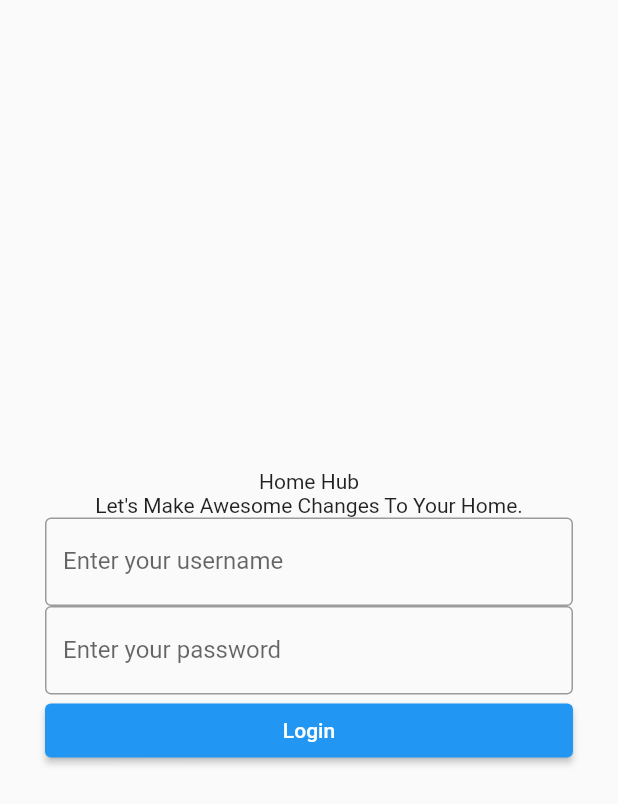
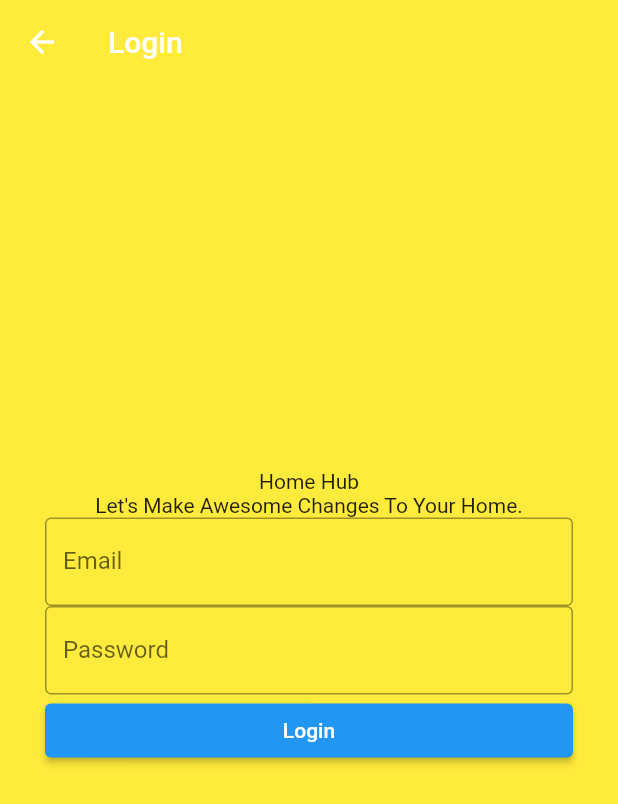
Before and after one commit to mrlim0802/flutter-cleaner-service, a Flutter app: the screen it shows after launch, after a tap on "Continues With Your Account", on a phone screen of 412 x 824 dp. Shown: the top 804 px of the screen. Run offline on Flutter 3.47's test engine with Material 2 defaults, Android fonts, the light colour scheme and no system bars; our stand-ins replace firebase_auth, firebase_core, fluttertoast, form_field_validator; accounts and stored records are empty.

Commit message:
set login system

```diff
--- a/lib/pages/login.dart
+++ b/lib/pages/login.dart
@@ -1,5 +1,14 @@
+// ignore_for_file: prefer_const_constructors, avoid_print
+
+import 'package:firebase_auth/firebase_auth.dart';
+import 'package:firebase_core/firebase_core.dart';
 import 'package:flutter/material.dart';
+import 'package:fluttertoast/fluttertoast.dart';
+import 'package:form_field_validator/form_field_validator.dart';
+import 'package:home_cleaning_service_app/pages/HomePage.dart';
 import 'package:home_cleaning_service_app/pages/welcome.dart';
+
+import '../data/Users.dart';
 
 class LoginPage extends StatefulWidget {
   const LoginPage({Key? key}) : super(key: key);
@@ -10,14 +19,45 @@ class LoginPage extends StatefulWidget {
 
 class _LoginPageState extends State<LoginPage> {
   final formKey = GlobalKey<FormState>();
+  Users users = Users(
+    email: '',
+    password: '',
+  );
 
+  final Future<FirebaseApp> _initialization = Firebase.initializeApp();
   @override
-
   Widget build(BuildContext context) {
     String title = capitalize("home hub");
     String description = capitalize("Let's make awesome changes to your home.");
     String btnLogin = capitalize("login");
+    String success = capitalize("your account has been successfully created");
+
+    return FutureBuilder(
+      future: _initialization,
+      builder: (context, snapshot) {
+        if (snapshot.hasError) {
           return Scaffold(
+            appBar: AppBar(title: Text("Error internet")),
+            body: Center(
+              child: Text("${snapshot.error}"),
+            ),
+          );
+        }
+        if (snapshot.connectionState == ConnectionState.done) {
+          return Scaffold(
+            extendBodyBehindAppBar: true,
+            backgroundColor: Colors.yellow,
+            appBar: AppBar(
+              title: Text('Login'),
+              leading: BackButton(onPressed: (() {
+                Navigator.pushReplacement(context,
+                    MaterialPageRoute(builder: (context) {
+                  return WelcomePage();
+                }));
+              })),
+              backgroundColor: Colors.transparent,
+              elevation: 0,
+            ),
             body: Center(
               child: Padding(
                 padding: const EdgeInsets.all(30.0),
@@ -33,16 +73,33 @@ class _LoginPageState extends State<LoginPage> {
                             child: Column(
                               children: [
                                 TextFormField(
+                                  keyboardType: TextInputType.emailAddress,
+                                  validator: MultiValidator([
+                                    EmailValidator(
+                                        errorText: "Invalid Email Format"),
+                                    RequiredValidator(
+                                        errorText: "You must enter your email")
+                                  ]),
+                                  onSaved: (String? email) {
+                                    users.email = email!;
+                                  },
                                   decoration: const InputDecoration(
                                       border: OutlineInputBorder(),
-                          labelText: 'Enter your username',
-                        ),
+                                      labelText: 'Email',
+                                      hintText: 'Enter your email'),
                                 ),
                                 TextFormField(
+                                  obscureText: true,
+                                  validator: RequiredValidator(
+                                      errorText:
+                                          "You must enter your password"),
+                                  onSaved: (String? password) {
+                                    users.password = password!;
+                                  },
                                   decoration: const InputDecoration(
                                       border: OutlineInputBorder(),
-                          labelText: 'Enter your password',
-                        ),
+                                      labelText: 'Password',
+                                      hintText: 'Enter your Password'),
                                 )
                               ],
                             ),
@@ -50,12 +107,38 @@ class _LoginPageState extends State<LoginPage> {
                     ),
                     SizedBox(
                         width: double.infinity,
-                  child:
-                      ElevatedButton(onPressed: () {}, child: Text(btnLogin))),
+                        child: ElevatedButton(
+                            onPressed: () async {
+                              if (formKey.currentState!.validate()) {
+                                formKey.currentState?.save();
+                                try {
+                                  await FirebaseAuth.instance
+                                      .signInWithEmailAndPassword(
+                                          email: users.email,
+                                          password: users.password).then((value) => {formKey.currentState?.reset(),});
+                                          Navigator.pushReplacement(context,
+                                                MaterialPageRoute(
+                                                    builder: (context) {
+                                              return HomePage();
+                                            }));
+                                } on FirebaseAuthException catch (e) {
+                                  Fluttertoast.showToast(
+                                      msg: '${e.message}',
+                                      gravity: ToastGravity.TOP);
+                                }
+                              }
+                            },
+                            child: Text(btnLogin))),
                   ],
                 ),
               ),
             ),
           );
         }
+        return Scaffold(
+          body: Center(child: CircularProgressIndicator()),
+        );
+      },
+    );
   }
+}
--- a/lib/pages/welcome.dart
+++ b/lib/pages/welcome.dart
@@ -16,8 +16,7 @@ class WelcomePage extends StatelessWidget {
     String description =
         "Keep your home clean and pristine by enlisting the help of a professional cleaner as often as you need.";
     return Scaffold(
-      body:
-        Padding(
+      body: Padding(
         padding: const EdgeInsets.all(30.0),
         child: CustomScrollView(
           scrollDirection: Axis.vertical,
@@ -57,10 +56,9 @@ class WelcomePage extends StatelessWidget {
                       SizedBox(
                         width: double.infinity,
                         child: ElevatedButton(
-                            style: ElevatedButton.styleFrom(
-                                primary: pink),
+                            style: ElevatedButton.styleFrom(primary: pink),
                             onPressed: () {
-                              Navigator.push(context,
+                              Navigator.pushReplacement(context,
                                   MaterialPageRoute(builder: (context) {
                                 return LoginPage();
                               }));
@@ -70,10 +68,9 @@ class WelcomePage extends StatelessWidget {
                       SizedBox(
                         width: double.infinity,
                         child: OutlinedButton(
-                            style: OutlinedButton.styleFrom(
-                                primary: pink),
+                            style: OutlinedButton.styleFrom(primary: pink),
                             onPressed: () {
-                              Navigator.push(context,
+                              Navigator.pushReplacement(context,
                                   MaterialPageRoute(builder: (context) {
                                 return RegisterPage();
                               }));
@@ -85,10 +82,9 @@ class WelcomePage extends StatelessWidget {
                 ],
               ),
             ),
-
-            ],),
+          ],
         ),
-
+      ),
     );
   }
 }
```
Also changed, not shown: lib/pages/HomePage.dart (added, +29 -0 lines), lib/pages/register.dart (+37 -21 lines), lib/data/Users.dart (renamed from lib/model/Users.dart). Lines whose indentation alone changed are shown as unchanged.
